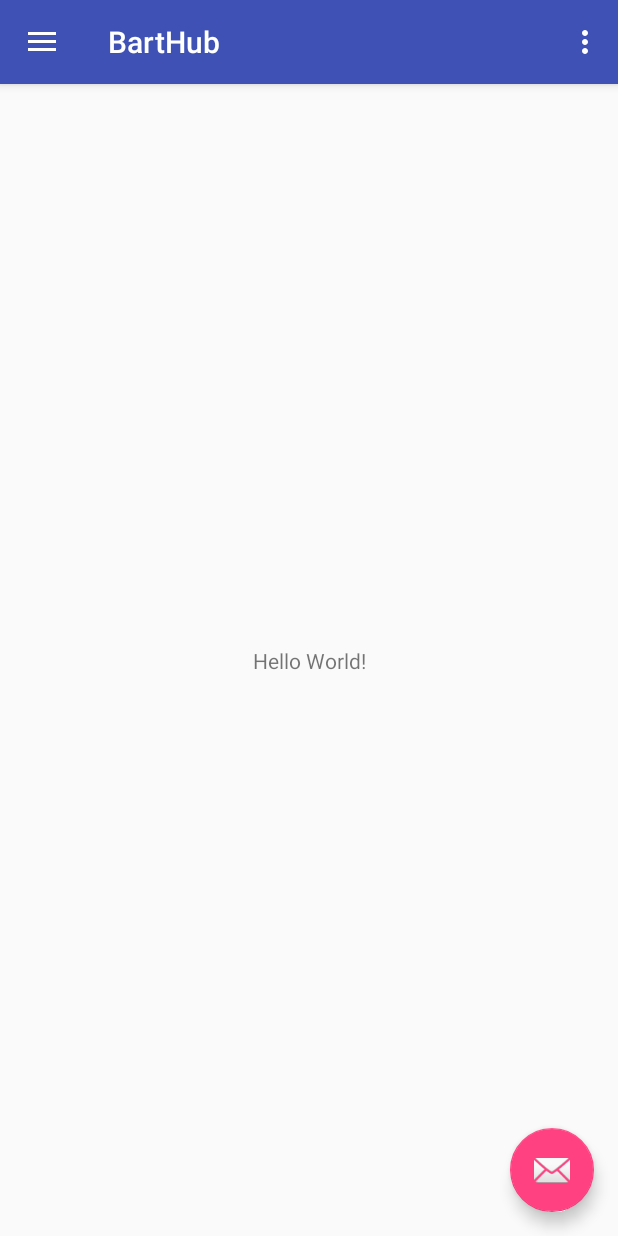
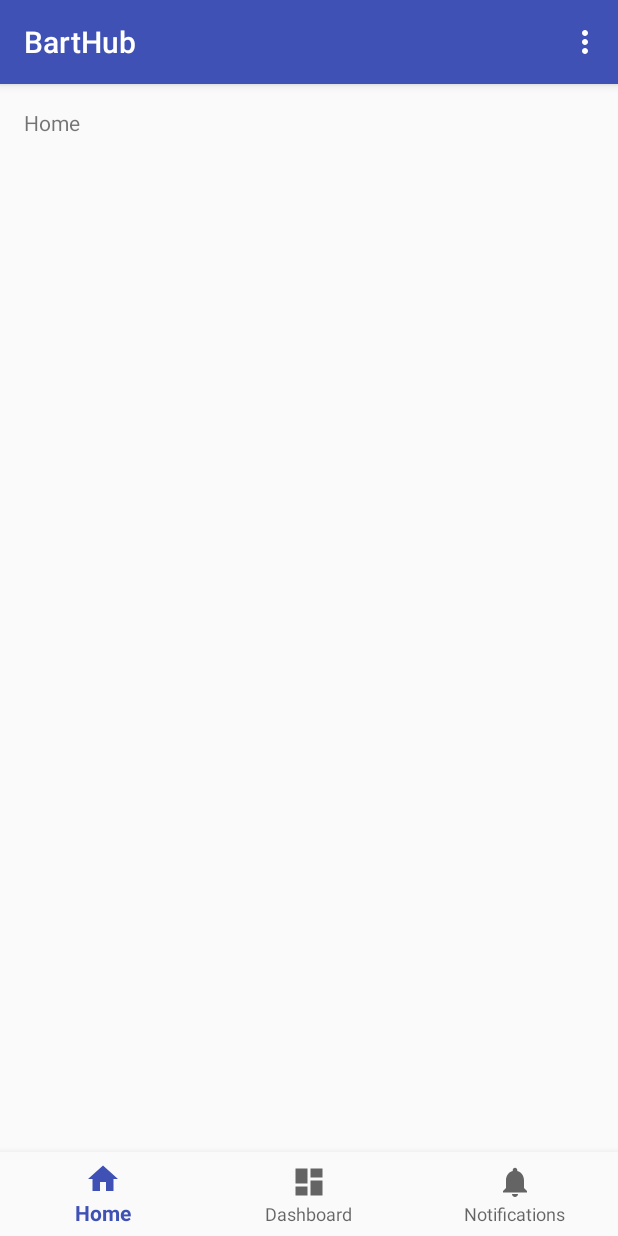
Before and after one commit to barthub/barthub-android, an Android app: the screen it shows after launch (MainActivity), on a phone screen of 412 x 824 dp. Run offline under Robolectric (Android 15) with nearby library versions, the phone set to English and light mode, and no system bars; our stand-ins replace RxJava; 1 statement that could not run was skipped.

Commit message:
Change the base layout from drawer to bottom navigation

```diff
--- a/app/src/main/java/com/barthub/ui/main/MainActivity.kt
+++ b/app/src/main/java/com/barthub/ui/main/MainActivity.kt
@@ -2,10 +2,7 @@ package com.barthub.ui.main
 
 import android.content.Context
 import android.os.Bundle
-import android.support.design.widget.NavigationView
-import android.support.design.widget.Snackbar
-import android.support.v4.view.GravityCompat
-import android.support.v7.app.ActionBarDrawerToggle
+import android.support.design.widget.BottomNavigationView
 import android.support.v7.app.AppCompatActivity
 import android.view.Menu
 import android.view.MenuItem
@@ -16,27 +13,37 @@ import io.reactivex.disposables.Disposable
 import io.reactivex.schedulers.Schedulers
 import kotlinx.android.synthetic.main.activity_main.*
 import kotlinx.android.synthetic.main.app_bar_main.*
+import kotlinx.android.synthetic.main.content_main.*
 
-class MainActivity : AppCompatActivity(), NavigationView.OnNavigationItemSelectedListener, MainContract.MvpView {
+class MainActivity : AppCompatActivity(), MainContract.MvpView {
     var presenter : MainPresenter<MainActivity>? = null
     var disposable: Disposable? = null
+
+    private val mOnNavigationItemSelectedListener = BottomNavigationView.OnNavigationItemSelectedListener { item ->
+        when (item.itemId) {
+            R.id.navigation_home -> {
+                message.setText(R.string.title_home)
+                return@OnNavigationItemSelectedListener true
+            }
+            R.id.navigation_dashboard -> {
+                message.setText(R.string.title_dashboard)
+                return@OnNavigationItemSelectedListener true
+            }
+            R.id.navigation_notifications -> {
+                message.setText(R.string.title_notifications)
+                return@OnNavigationItemSelectedListener true
+            }
+        }
+        false
+    }
 
     override fun onCreate(savedInstanceState: Bundle?) {
         super.onCreate(savedInstanceState)
         setContentView(R.layout.activity_main)
+
+        navigation.setOnNavigationItemSelectedListener(mOnNavigationItemSelectedListener)
+
         setSupportActionBar(toolbar)
-
-        fab.setOnClickListener { view ->
-            Snackbar.make(view, "Replace with your own action", Snackbar.LENGTH_LONG)
-                    .setAction("Action", null).show()
-        }
-
-        val toggle = ActionBarDrawerToggle(
-                this, drawer_layout, toolbar, R.string.navigation_drawer_open, R.string.navigation_drawer_close)
-        drawer_layout.addDrawerListener(toggle)
-        toggle.syncState()
-
-        nav_view.setNavigationItemSelectedListener(this)
 
         presenter = MainPresenter()
         presenter!!.onAttach(this)
@@ -49,7 +56,6 @@ class MainActivity : AppCompatActivity(), NavigationView.OnNavigationItemSelecte
                                 println("kmin Error - ${error.message}")
                             }
                 )
-
     }
 
     override fun onPause() {
@@ -63,14 +69,6 @@ class MainActivity : AppCompatActivity(), NavigationView.OnNavigationItemSelecte
 
     override fun prepare() {
         TODO("not implemented")
-    }
-
-    override fun onBackPressed() {
-        if (drawer_layout.isDrawerOpen(GravityCompat.START)) {
-            drawer_layout.closeDrawer(GravityCompat.START)
-        } else {
-            super.onBackPressed()
-        }
     }
 
     override fun onCreateOptionsMenu(menu: Menu): Boolean {
@@ -88,31 +86,4 @@ class MainActivity : AppCompatActivity(), NavigationView.OnNavigationItemSelecte
             else -> return super.onOptionsItemSelected(item)
         }
     }
-
-    override fun onNavigationItemSelected(item: MenuItem): Boolean {
-        // Handle navigation view item clicks here.
-        when (item.itemId) {
-            R.id.nav_camera -> {
-                // Handle the camera action
-            }
-            R.id.nav_gallery -> {
-
-            }
-            R.id.nav_slideshow -> {
-
-            }
-            R.id.nav_manage -> {
-
-            }
-            R.id.nav_share -> {
-
-            }
-            R.id.nav_send -> {
-
-            }
-        }
-
-        drawer_layout.closeDrawer(GravityCompat.START)
-        return true
-    }
 }
--- a/app/src/main/res/drawable/ic_menu_send.xml
+++ b/app/src/main/res/drawable/ic_dashboard_black_24dp.xml
@@ -5,5 +5,5 @@
         android:viewportWidth="24.0">
     <path
         android:fillColor="#FF000000"
-        android:pathData="M2.01,21L23,12 2.01,3 2,10l15,2 -15,2z"/>
+        android:pathData="M3,13h8L11,3L3,3v10zM3,21h8v-6L3,15v6zM13,21h8L21,11h-8v10zM13,3v6h8L21,3h-8z"/>
 </vector>
--- a/app/src/main/res/drawable/ic_menu_gallery.xml
+++ b/app/src/main/res/drawable/ic_home_black_24dp.xml
@@ -5,5 +5,5 @@
         android:viewportWidth="24.0">
     <path
         android:fillColor="#FF000000"
-        android:pathData="M22,16V4c0,-1.1 -0.9,-2 -2,-2H8c-1.1,0 -2,0.9 -2,2v12c0,1.1 0.9,2 2,2h12c1.1,0 2,-0.9 2,-2zm-11,-4l2.03,2.71L16,11l4,5H8l3,-4zM2,6v14c0,1.1 0.9,2 2,2h14v-2H4V6H2z"/>
+        android:pathData="M10,20v-6h4v6h5v-8h3L12,3 2,12h3v8z"/>
 </vector>
--- a/app/src/main/res/drawable/ic_menu_camera.xml
+++ /dev/null
@@ -1,12 +0,0 @@
-<vector xmlns:android="http://schemas.android.com/apk/res/android"
-        android:width="24dp"
-        android:height="24dp"
-        android:viewportHeight="24.0"
-        android:viewportWidth="24.0">
-    <path
-        android:fillColor="#FF000000"
-        android:pathData="M12,12m-3.2,0a3.2,3.2 0,1 1,6.4 0a3.2,3.2 0,1 1,-6.4 0"/>
-    <path
-        android:fillColor="#FF000000"
-        android:pathData="M9,2L7.17,4H4c-1.1,0 -2,0.9 -2,2v12c0,1.1 0.9,2 2,2h16c1.1,0 2,-0.9 2,-2V6c0,-1.1 -0.9,-2 -2,-2h-3.17L15,2H9zm3,15c-2.76,0 -5,-2.24 -5,-5s2.24,-5 5,-5 5,2.24 5,5 -2.24,5 -5,5z"/>
-</vector>
--- a/app/src/main/res/drawable/ic_menu_share.xml
+++ /dev/null
@@ -1,9 +0,0 @@
-<vector xmlns:android="http://schemas.android.com/apk/res/android"
-        android:width="24dp"
-        android:height="24dp"
-        android:viewportHeight="24.0"
-        android:viewportWidth="24.0">
-    <path
-        android:fillColor="#FF000000"
-        android:pathData="M18,16.08c-0.76,0 -1.44,0.3 -1.96,0.77L8.91,12.7c0.05,-0.23 0.09,-0.46 0.09,-0.7s-0.04,-0.47 -0.09,-0.7l7.05,-4.11c0.54,0.5 1.25,0.81 2.04,0.81 1.66,0 3,-1.34 3,-3s-1.34,-3 -3,-3 -3,1.34 -3,3c0,0.24 0.04,0.47 0.09,0.7L8.04,9.81C7.5,9.31 6.79,9 6,9c-1.66,0 -3,1.34 -3,3s1.34,3 3,3c0.79,0 1.5,-0.31 2.04,-0.81l7.12,4.16c-0.05,0.21 -0.08,0.43 -0.08,0.65 0,1.61 1.31,2.92 2.92,2.92 1.61,0 2.92,-1.31 2.92,-2.92s-1.31,-2.92 -2.92,-2.92z"/>
-</vector>
--- a/app/src/main/res/drawable/ic_menu_slideshow.xml
+++ /dev/null
@@ -1,9 +0,0 @@
-<vector xmlns:android="http://schemas.android.com/apk/res/android"
-        android:width="24dp"
-        android:height="24dp"
-        android:viewportHeight="24.0"
-        android:viewportWidth="24.0">
-    <path
-        android:fillColor="#FF000000"
-        android:pathData="M4,6H2v14c0,1.1 0.9,2 2,2h14v-2H4V6zm16,-4H8c-1.1,0 -2,0.9 -2,2v12c0,1.1 0.9,2 2,2h12c1.1,0 2,-0.9 2,-2V4c0,-1.1 -0.9,-2 -2,-2zm-8,12.5v-9l6,4.5 -6,4.5z"/>
-</vector>
--- a/app/src/main/res/drawable/ic_menu_manage.xml
+++ b/app/src/main/res/drawable/ic_notifications_black_24dp.xml
@@ -5,5 +5,5 @@
         android:viewportWidth="24.0">
     <path
         android:fillColor="#FF000000"
-        android:pathData="M22.7,19l-9.1,-9.1c0.9,-2.3 0.4,-5 -1.5,-6.9 -2,-2 -5,-2.4 -7.4,-1.3L9,6 6,9 1.6,4.7C0.4,7.1 0.9,10.1 2.9,12.1c1.9,1.9 4.6,2.4 6.9,1.5l9.1,9.1c0.4,0.4 1,0.4 1.4,0l2.3,-2.3c0.5,-0.4 0.5,-1.1 0.1,-1.4z"/>
+        android:pathData="M12,22c1.1,0 2,-0.9 2,-2h-4c0,1.1 0.89,2 2,2zM18,16v-5c0,-3.07 -1.64,-5.64 -4.5,-6.32L13.5,4c0,-0.83 -0.67,-1.5 -1.5,-1.5s-1.5,0.67 -1.5,1.5v0.68C7.63,5.36 6,7.92 6,11v5l-2,2v1h16v-1l-2,-2z"/>
 </vector>
--- a/app/src/main/res/layout/activity_main.xml
+++ b/app/src/main/res/layout/activity_main.xml
@@ -1,26 +1,28 @@
 <?xml version="1.0" encoding="utf-8"?>
-<android.support.v4.widget.DrawerLayout
-    android:id="@+id/drawer_layout"
+<android.support.constraint.ConstraintLayout
+    android:id="@+id/container"
     xmlns:android="http://schemas.android.com/apk/res/android"
     xmlns:app="http://schemas.android.com/apk/res-auto"
     xmlns:tools="http://schemas.android.com/tools"
     android:layout_width="match_parent"
     android:layout_height="match_parent"
-    android:fitsSystemWindows="true"
-    tools:openDrawer="start">
+    tools:context=".ui.main.MainActivity">
 
     <include
         layout="@layout/app_bar_main"
         android:layout_width="match_parent"
         android:layout_height="match_parent"/>
 
-    <android.support.design.widget.NavigationView
-        android:id="@+id/nav_view"
-        android:layout_width="wrap_content"
-        android:layout_height="match_parent"
-        android:layout_gravity="start"
-        android:fitsSystemWindows="true"
-        app:headerLayout="@layout/nav_header_main"
-        app:menu="@menu/activity_main_drawer"/>
+    <android.support.design.widget.BottomNavigationView
+        android:id="@+id/navigation"
+        android:layout_width="0dp"
+        android:layout_height="wrap_content"
+        android:layout_marginEnd="0dp"
+        android:layout_marginStart="0dp"
+        android:background="?android:attr/windowBackground"
+        app:layout_constraintBottom_toBottomOf="parent"
+        app:layout_constraintLeft_toLeftOf="parent"
+        app:layout_constraintRight_toRightOf="parent"
+        app:menu="@menu/navigation"/>
 
-</android.support.v4.widget.DrawerLayout>
+</android.support.constraint.ConstraintLayout>
--- a/app/src/main/res/layout/app_bar_main.xml
+++ b/app/src/main/res/layout/app_bar_main.xml
@@ -23,12 +23,4 @@
 
     <include layout="@layout/content_main"/>
 
-    <android.support.design.widget.FloatingActionButton
-        android:id="@+id/fab"
-        android:layout_width="wrap_content"
-        android:layout_height="wrap_content"
-        android:layout_gravity="bottom|end"
-        android:layout_margin="@dimen/fab_margin"
-        app:srcCompat="@android:drawable/ic_dialog_email"/>
-
 </android.support.design.widget.CoordinatorLayout>
--- a/app/src/main/res/layout/content_main.xml
+++ b/app/src/main/res/layout/content_main.xml
@@ -10,12 +10,14 @@
     tools:showIn="@layout/app_bar_main">
 
     <TextView
+        android:id="@+id/message"
         android:layout_width="wrap_content"
         android:layout_height="wrap_content"
-        android:text="Hello World!"
-        app:layout_constraintBottom_toBottomOf="parent"
+        android:layout_marginLeft="@dimen/activity_horizontal_margin"
+        android:layout_marginStart="@dimen/activity_horizontal_margin"
+        android:layout_marginTop="@dimen/activity_vertical_margin"
+        android:text="@string/title_home"
         app:layout_constraintLeft_toLeftOf="parent"
-        app:layout_constraintRight_toRightOf="parent"
         app:layout_constraintTop_toTopOf="parent"/>
 
     <android.support.v7.widget.RecyclerView
--- a/app/src/main/res/menu/activity_main_drawer.xml
+++ /dev/null
@@ -1,38 +0,0 @@
-<?xml version="1.0" encoding="utf-8"?>
-<menu xmlns:android="http://schemas.android.com/apk/res/android"
-      xmlns:tools="http://schemas.android.com/tools"
-      tools:showIn="navigation_view">
-
-    <group android:checkableBehavior="single">
-        <item
-            android:id="@+id/nav_camera"
-            android:icon="@drawable/ic_menu_camera"
-            android:title="Import"/>
-        <item
-            android:id="@+id/nav_gallery"
-            android:icon="@drawable/ic_menu_gallery"
-            android:title="Gallery"/>
-        <item
-            android:id="@+id/nav_slideshow"
-            android:icon="@drawable/ic_menu_slideshow"
-            android:title="Slideshow"/>
-        <item
-            android:id="@+id/nav_manage"
-            android:icon="@drawable/ic_menu_manage"
-            android:title="Tools"/>
-    </group>
-
-    <item android:title="Communicate">
-        <menu>
-            <item
-                android:id="@+id/nav_share"
-                android:icon="@drawable/ic_menu_share"
-                android:title="Share"/>
-            <item
-                android:id="@+id/nav_send"
-                android:icon="@drawable/ic_menu_send"
-                android:title="Send"/>
-        </menu>
-    </item>
-
-</menu>
--- a/app/src/main/res/menu/main.xml
+++ b/app/src/main/res/menu/main.xml
@@ -6,4 +6,9 @@
         android:orderInCategory="100"
         android:title="@string/action_settings"
         app:showAsAction="never"/>
+    <item
+        android:id="@+id/action_about"
+        android:orderInCategory="100"
+        android:title="@string/action_about"
+        app:showAsAction="never"/>
 </menu>
--- /dev/null
+++ b/app/src/main/res/menu/navigation.xml
@@ -0,0 +1,19 @@
+<?xml version="1.0" encoding="utf-8"?>
+<menu xmlns:android="http://schemas.android.com/apk/res/android">
+
+    <item
+        android:id="@+id/navigation_home"
+        android:icon="@drawable/ic_home_black_24dp"
+        android:title="@string/title_home"/>
+
+    <item
+        android:id="@+id/navigation_dashboard"
+        android:icon="@drawable/ic_dashboard_black_24dp"
+        android:title="@string/title_dashboard"/>
+
+    <item
+        android:id="@+id/navigation_notifications"
+        android:icon="@drawable/ic_notifications_black_24dp"
+        android:title="@string/title_notifications"/>
+
+</menu>
--- a/app/src/main/res/values-v21/styles.xml
+++ b/app/src/main/res/values-v21/styles.xml
@@ -3,6 +3,5 @@
     <style name="AppTheme.NoActionBar">
         <item name="windowActionBar">false</item>
         <item name="windowNoTitle">true</item>
-        <item name="android:statusBarColor">@android:color/transparent</item>
     </style>
 </resources>
--- a/app/src/main/res/values/dimens.xml
+++ b/app/src/main/res/values/dimens.xml
@@ -2,7 +2,4 @@
     <!-- Default screen margins, per the Android Design guidelines. -->
     <dimen name="activity_horizontal_margin">16dp</dimen>
     <dimen name="activity_vertical_margin">16dp</dimen>
-    <dimen name="nav_header_vertical_spacing">8dp</dimen>
-    <dimen name="nav_header_height">176dp</dimen>
-    <dimen name="fab_margin">16dp</dimen>
 </resources>
--- a/app/src/main/res/values/strings.xml
+++ b/app/src/main/res/values/strings.xml
@@ -1,9 +1,10 @@
 <resources>
     <string name="app_name">BartHub</string>
-    <string name="navigation_drawer_open">Open navigation drawer</string>
-    <string name="navigation_drawer_close">Close navigation drawer</string>
-    <string name="nav_header_title">Android Studio</string>
-    <string name="nav_header_subtitle">android.studio@android.com</string>
-    <string name="nav_header_desc">Navigation header</string>
+
     <string name="action_settings">Settings</string>
+    <string name="action_about">About</string>
+
+    <string name="title_home">Home</string>
+    <string name="title_dashboard">Dashboard</string>
+    <string name="title_notifications">Notifications</string>
 </resources>
--- a/build.gradle
+++ b/build.gradle
@@ -7,7 +7,7 @@ buildscript {
         jcenter()
     }
     dependencies {
-        classpath 'com.android.tools.build:gradle:3.2.0-alpha14'
+        classpath 'com.android.tools.build:gradle:3.2.0-alpha16'
         classpath "org.jetbrains.kotlin:kotlin-gradle-plugin:$kotlin_version"
 
         // NOTE: Do not place your application dependencies here; they belong
```
Also changed, not shown: app/src/main/res/drawable/side_nav_bar.xml (deleted, +0 -9 lines), app/src/main/res/layout/nav_header_main.xml (deleted, +0 -37 lines).
